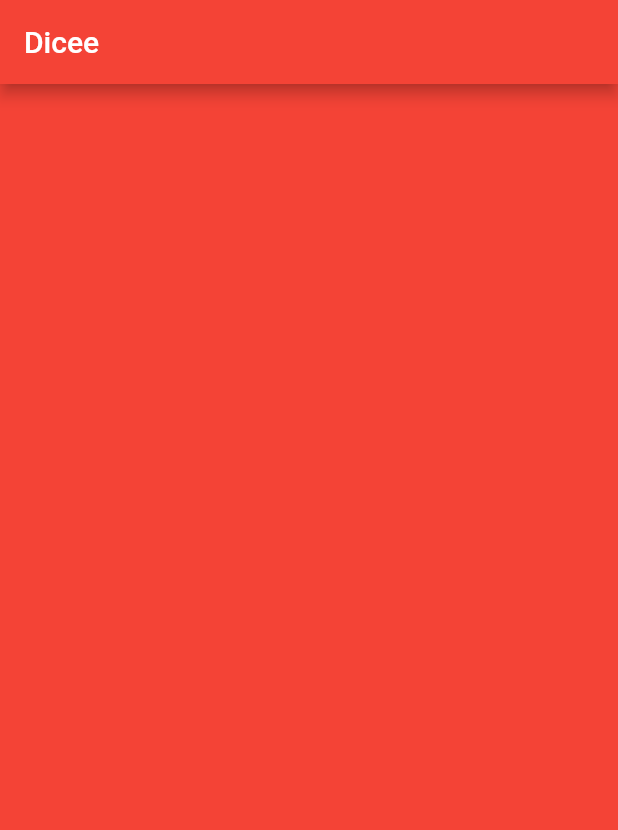
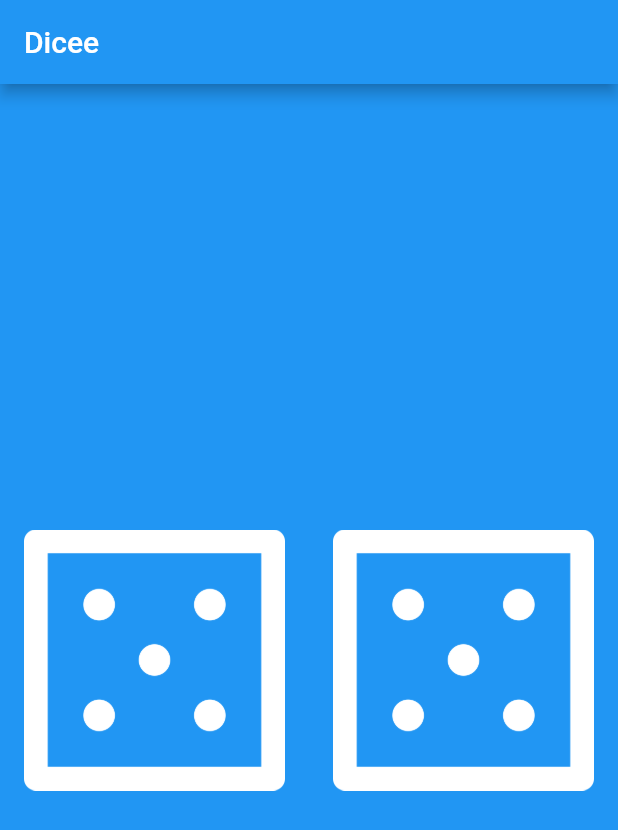
Before and after one commit to 15999shivam/FlutterLearn, a Flutter app: the screen it shows after launch, on a phone screen of 412 x 824 dp. Shown: the top 830 px of the screen. Run offline on Flutter 3.47's test engine with Material 2 defaults, Android fonts, the light colour scheme and no system bars.

Commit message:
Completed Dicee App

```diff
--- a/dicee-flutter/lib/main.dart
+++ b/dicee-flutter/lib/main.dart
@@ -1,13 +1,14 @@
 import 'package:flutter/material.dart';
+import 'dart:math';
 
 void main() {
   return runApp(
     MaterialApp(
       home: Scaffold(
-        backgroundColor: Colors.red,
+        backgroundColor: Colors.blue,
         appBar: AppBar(
           title: Text('Dicee'),
-          backgroundColor: Colors.red,
+          backgroundColor: Colors.blue,
         ),
         body: DicePage(),
       ),
@@ -15,9 +16,54 @@ void main() {
   );
 }
 
-class DicePage extends StatelessWidget {
+class DicePage extends StatefulWidget {
+  @override
+  _DicePageState createState() => _DicePageState();
+}
+
+class _DicePageState extends State<DicePage> {
+  int leftDiceNo = 5;
+  int rightDiceNo = 5;
+  void changeDice() {
+    setState(() {
+      rightDiceNo = Random().nextInt(6) + 1;
+      leftDiceNo = Random().nextInt(6) + 1;
+    });
+  }
+
   @override
   Widget build(BuildContext context) {
-    return Container();
+    return Center(
+      child: Row(
+        children: <Widget>[
+          Expanded(
+            child: Padding(
+              padding: EdgeInsets.all(16),
+              child: FlatButton(
+                padding: EdgeInsets.all(0),
+                child: Image.asset('images/dice$leftDiceNo.png'),
+                onPressed: () {
+                  setState(() {
+                    changeDice();
+                  });
+                },
+              ),
+            ),
+          ),
+          Expanded(
+            child: Padding(
+              padding: EdgeInsets.all(16),
+              child: FlatButton(
+                padding: EdgeInsets.all(0),
+                child: Image.asset('images/dice$rightDiceNo.png'),
+                onPressed: () {
+                  changeDice();
+                },
+              ),
+            ),
+          )
+        ],
+      ),
+    );
   }
 }
```
